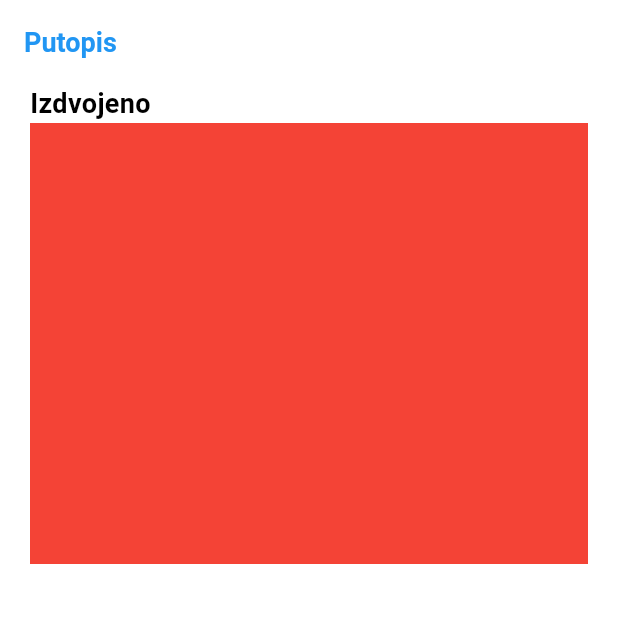
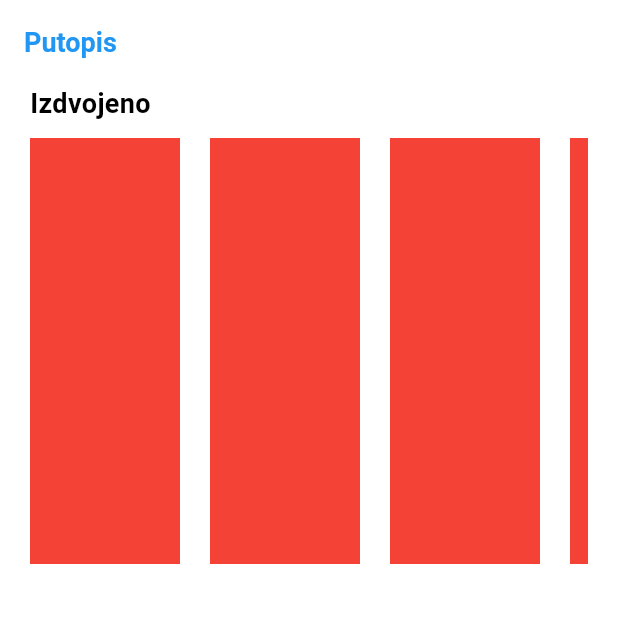
Before and after one commit to Nucleus-Software-Solutions/Putopis, a Flutter app: the screen it shows after launch, on a phone screen of 412 x 824 dp, the top half of it. Run offline on Flutter 3.47's test engine with Material 3 defaults, Android fonts, the phone set to English and light mode, and no system bars.

Commit message:
updated UI

```diff
--- a/putopis/lib/main.dart
+++ b/putopis/lib/main.dart
@@ -37,6 +37,7 @@ class MyApp extends StatelessWidget {
               height: 320,
               child: Column(
                 crossAxisAlignment: CrossAxisAlignment.start,
+                spacing: 10,
                 children: [
                   Text(
                     'Izdvojeno',
@@ -47,8 +48,20 @@ class MyApp extends StatelessWidget {
                     ),
                   ),
                   Expanded(
-                    child: Container(
-                      color: Colors.red,
+                    child: ListView.separated(
+                      scrollDirection: Axis.horizontal,
+                      itemCount: 15,
+                      itemBuilder: (BuildContext context, int index) {
+                        print('INDEX JE: ${index}');
+
+                        return Container(
+                          width: 100,
+                          color: Colors.red,
+                        );
+                      },
+                      separatorBuilder: (BuildContext context, int index) {
+                        return const SizedBox(width: 20);
+                      },
                     ),
                   ),
                 ],
```
